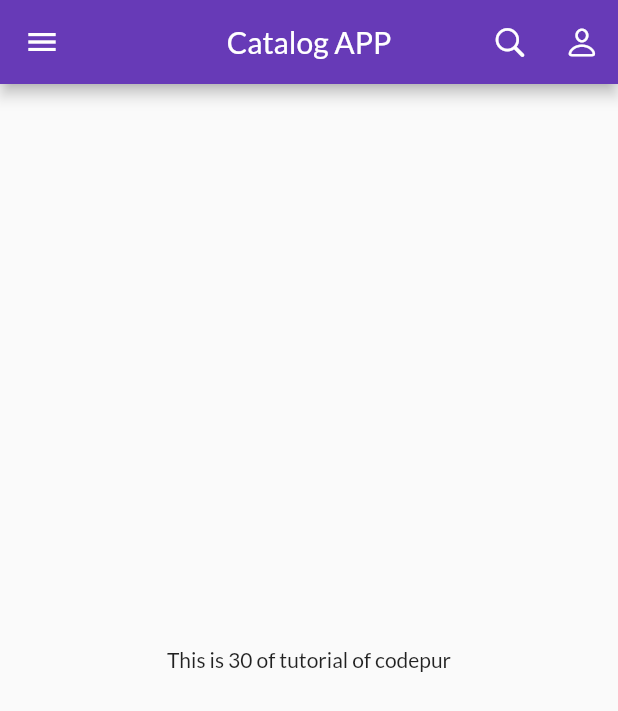
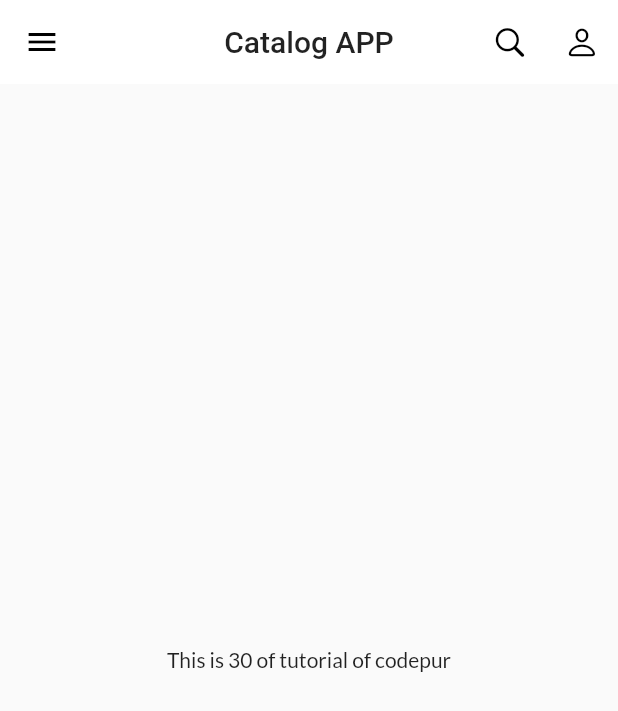
Before and after one commit to Zahedcse/flutter_app1, a Flutter app: the screen it shows after launch, on a phone screen of 412 x 824 dp. Shown: the top 711 px of the screen. Run offline on Flutter 3.47's test engine with Material 2 defaults, Android fonts, the phone set to English and light mode, and no system bars; our stand-ins replace google_fonts.

Commit message:
Theme Extracted

```diff
--- a/lib/main.dart
+++ b/lib/main.dart
@@ -2,7 +2,8 @@ import 'package:flutter/material.dart';
 import 'package:flutter_app1/utils/routes.dart';
 import 'screens/homepage.dart';
 import 'screens/login.dart';
-import 'package:google_fonts/google_fonts.dart';
+import 'widgets/themes.dart';
+
 
 void main() => runApp(MyApp());
 
@@ -10,13 +11,10 @@ class MyApp extends StatelessWidget {
   @override
   Widget build(BuildContext context) {
     return MaterialApp(
-      debugShowCheckedModeBanner: false,
+        debugShowCheckedModeBanner: false,
         themeMode: ThemeMode.light,
-        theme: ThemeData(
-          fontFamily: GoogleFonts.lato().fontFamily,
-          primarySwatch: Colors.deepPurple,
-        ),
-        darkTheme: ThemeData(brightness: Brightness.light),
+        theme:MyTheme.lightTheme(context),
+        darkTheme: MyTheme.darkTheme(context),
         initialRoute: MyRoutes.homeRoute,
         routes: {
           "/": (context) => Login(),
--- a/lib/screens/homepage.dart
+++ b/lib/screens/homepage.dart
@@ -10,25 +10,26 @@ class HomePage extends StatelessWidget {
   Widget build(BuildContext context) {
     return Scaffold(
       appBar: AppBar(
-        //backgroundColor: Colors.deepOrange,
         title: Text(
           'Catalog APP',
-          style: TextStyle(
-            fontSize: 20,
-          ),
         ),
         centerTitle: true,
         actions: [
           IconButton(
-              onPressed: () {
-                print('search clicked');
-              },
-              icon: Icon(CupertinoIcons.search)),
+            onPressed: () {
+              print('search clicked');
+            },
+            icon: Icon(
+              CupertinoIcons.search,
+            ),
+          ),
           IconButton(
               onPressed: () {
                 print('profile clicked');
               },
-              icon: Icon(CupertinoIcons.person)),
+              icon: Icon(
+                CupertinoIcons.person,
+              )),
         ],
       ),
       body: Center(
--- /dev/null
+++ b/lib/widgets/themes.dart
@@ -0,0 +1,19 @@
+import 'package:flutter/material.dart';
+import 'package:google_fonts/google_fonts.dart';
+
+class MyTheme {
+  static ThemeData lightTheme(BuildContext context) => ThemeData(
+        fontFamily: GoogleFonts.lato().fontFamily,
+        appBarTheme: AppBarTheme(
+          backgroundColor: Colors.white,
+          elevation: 0.0,
+          iconTheme: IconThemeData(color: Colors.black),
+          textTheme: Theme.of(context).textTheme,
+          brightness: Brightness.light
+        ),
+      );
+  static ThemeData darkTheme(BuildContext context) => ThemeData(
+        fontFamily: GoogleFonts.lato().fontFamily,
+        brightness: Brightness.dark,
+      );
+}
```
